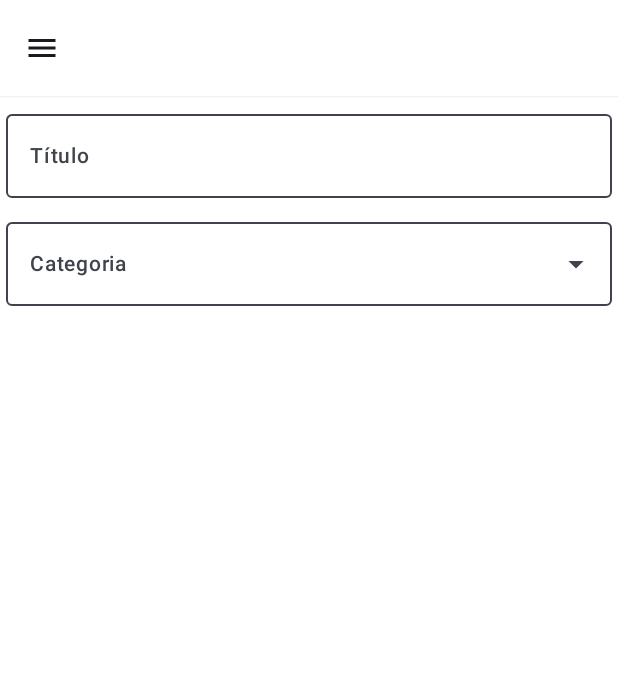
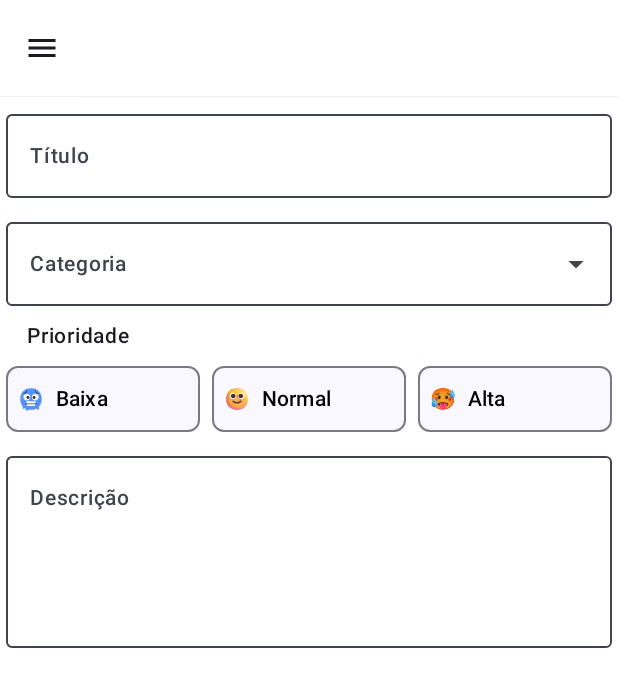
Before and after one commit to JoseLeandroNascimento/pomodo-task, an Android app built with Jetpack Compose: the screen it shows after launch (MainActivity), on a phone screen of 412 x 824 dp. Shown: the top 687 px of the screen. Run offline under Robolectric (Android 15) with nearby library versions, the phone set to English and light mode, and no system bars.

Commit message:
feat: select de priotidade

```diff
--- a/app/src/main/java/com/example/pomodo_task/Routes.kt
+++ b/app/src/main/java/com/example/pomodo_task/Routes.kt
@@ -13,7 +13,7 @@ fun Router(modifier: Modifier = Modifier,navController: NavHostController) {
 
     NavHost(modifier = modifier,navController = navController, startDestination = Screen.CREATE_TASK.route){
         composable(Screen.MY_TASKS.route) {
-            MyTasks()
+            MyTasks(navController = navController)
         }
         composable(Screen.CREATE_TASK.route) {
             CreateTask()
--- a/app/src/main/java/com/example/pomodo_task/components/InputText.kt
+++ b/app/src/main/java/com/example/pomodo_task/components/InputText.kt
@@ -23,6 +23,8 @@ fun InputText(
     value: String,
     onValueChange: (String) -> Unit,
     label: String,
+    minLines: Int = 1,
+    maxLines: Int = 1
 ) {
 
     OutlinedTextField(
@@ -42,6 +44,8 @@ fun InputText(
         ),
         keyboardOptions = KeyboardOptions(keyboardType = KeyboardType.Text),
         value = value,
+        minLines = minLines,
+        maxLines = maxLines,
         onValueChange = { onValueChange(it) }
     )
 }
--- /dev/null
+++ b/app/src/main/java/com/example/pomodo_task/components/PrioritySelect.kt
@@ -0,0 +1,103 @@
+package com.example.pomodo_task.components
+
+import androidx.compose.foundation.Image
+import androidx.compose.foundation.isSystemInDarkTheme
+import androidx.compose.foundation.layout.Arrangement
+import androidx.compose.foundation.layout.Row
+import androidx.compose.foundation.layout.height
+import androidx.compose.material3.AssistChip
+import androidx.compose.material3.AssistChipDefaults
+import androidx.compose.material3.MaterialTheme
+import androidx.compose.material3.Text
+import androidx.compose.runtime.Composable
+import androidx.compose.ui.Alignment
+import androidx.compose.ui.Modifier
+import androidx.compose.ui.graphics.Color
+import androidx.compose.ui.res.painterResource
+import androidx.compose.ui.tooling.preview.Preview
+import androidx.compose.ui.unit.dp
+import com.example.pomodo_task.R
+import com.example.pomodo_task.ui.theme.Green300
+
+
+data class PriorityOption(
+    val label: String,
+    val icon: @Composable() (() -> Unit)? = null,
+    val value: String
+)
+
+val optionsExemple = listOf(
+
+    PriorityOption(
+        label = "Baixa",
+        icon = {
+            Image(
+                painter = painterResource(id = R.drawable.emoji_flat_cold_face),
+                contentDescription = null
+            )
+        },
+        value = "BAIXA"
+    ),
+    PriorityOption(
+        label = "Normal",
+        icon = {
+            Image(
+                painter = painterResource(id = R.drawable.emoji_slightly_smiling_face),
+                contentDescription = null
+            )
+        },
+        value = "NORMAL"
+    ),
+    PriorityOption(
+        label = "Alta",
+        icon = {
+            Image(
+                painter = painterResource(id = R.drawable.emoji_noto_hot_face),
+                contentDescription = null
+            )
+        },
+        value = "ALTA"
+    )
+)
+
+@Composable
+fun PrioritySelect(
+    modifier: Modifier = Modifier,
+    value: PriorityOption? = null,
+    onValueChange: (PriorityOption) -> Unit,
+    options: List<PriorityOption>
+) {
+
+    Row(
+        modifier = modifier,
+        verticalAlignment = Alignment.CenterVertically,
+        horizontalArrangement = Arrangement.spacedBy(8.dp)
+    ) {
+        repeat(options.size) {
+            AssistChip(
+                modifier = Modifier
+                    .weight(1f)
+                    .height(44.dp),
+                onClick = {
+                    onValueChange(options[it])
+                },
+                label = {
+                    Text(
+                        text = options[it].label,
+                        color = if (isSystemInDarkTheme() || options[it].value == value?.value) Color.White else Color.Black
+                    )
+                },
+                colors = AssistChipDefaults.assistChipColors(
+                    containerColor = if (options[it].value == value?.value) Green300 else MaterialTheme.colorScheme.surface
+                ),
+                leadingIcon = { options[it].icon?.invoke() }
+            )
+        }
+    }
+}
+
+@Preview
+@Composable
+private fun PrioritySelectPreview() {
+    PrioritySelect(options = optionsExemple, value = null, onValueChange = {})
+}
--- a/app/src/main/java/com/example/pomodo_task/components/Select.kt
+++ b/app/src/main/java/com/example/pomodo_task/components/Select.kt
@@ -1,6 +1,7 @@
 import androidx.compose.foundation.background
 import androidx.compose.foundation.isSystemInDarkTheme
 import androidx.compose.foundation.layout.fillMaxWidth
+import androidx.compose.foundation.layout.heightIn
 import androidx.compose.foundation.rememberScrollState
 import androidx.compose.foundation.text.KeyboardOptions
 import androidx.compose.material3.DropdownMenu
@@ -9,7 +10,6 @@ import androidx.compose.material3.ExperimentalMaterial3Api
 import androidx.compose.material3.ExposedDropdownMenuBox
 import androidx.compose.material3.ExposedDropdownMenuDefaults
 import androidx.compose.material3.MaterialTheme
-import androidx.compose.material3.MenuDefaults
 import androidx.compose.material3.OutlinedTextField
 import androidx.compose.material3.Text
 import androidx.compose.material3.TextFieldDefaults
@@ -23,6 +23,7 @@ import androidx.compose.ui.graphics.Color
 import androidx.compose.ui.text.font.FontWeight
 import androidx.compose.ui.text.input.KeyboardType
 import androidx.compose.ui.tooling.preview.Preview
+import androidx.compose.ui.unit.dp
 import androidx.compose.ui.unit.sp
 import androidx.compose.ui.window.PopupProperties
 import com.example.pomodo_task.ui.theme.Green300
@@ -36,13 +37,12 @@ data class Option(
 @Composable
 fun Select(
     modifier: Modifier = Modifier,
-    value: String,
-    onValueChange: (Any) -> Unit,
+    value: Option? = null,
+    onValueChange: (Option) -> Unit,
     label: String,
     options: List<Option>
 ) {
     var expanded by remember { mutableStateOf(false) }
-    var selected by remember { mutableStateOf<Option?>(null) }
 
     ExposedDropdownMenuBox(
         expanded = expanded,
@@ -54,7 +54,7 @@ fun Select(
                 .fillMaxWidth()
                 .menuAnchor(),
             readOnly = true,
-            value = if (selected != null) selected!!.label else "",
+            value = value?.label ?: "",
             onValueChange = {},
             label = {
                 Text(
@@ -77,6 +77,7 @@ fun Select(
 
         DropdownMenu(
             modifier = Modifier
+                .heightIn(max = 220.dp)
                 .exposedDropdownSize()
                 .background(if (isSystemInDarkTheme()) MaterialTheme.colorScheme.surface else Color.White),
             expanded = expanded,
@@ -92,8 +93,7 @@ fun Select(
                 DropdownMenuItem(
                     text = { Text(selectionOption.label) },
                     onClick = {
-                        selected = selectionOption
-                        onValueChange(selectionOption.value)
+                        onValueChange(selectionOption)
                         expanded = false
                     },
                     modifier = Modifier
@@ -106,13 +106,14 @@ fun Select(
 }
 
 
+
 @Preview(showBackground = true)
 @Composable
 private fun SelectPreview() {
     Select(
         modifier = Modifier.fillMaxWidth(),
         label = "Categoria",
-        value = "Categoria A",
+        value = null,
         onValueChange = {},
         options = listOf()
     )
--- a/app/src/main/java/com/example/pomodo_task/screen/CreateTask.kt
+++ b/app/src/main/java/com/example/pomodo_task/screen/CreateTask.kt
@@ -9,22 +9,32 @@ import androidx.compose.foundation.layout.Column
 import androidx.compose.foundation.layout.fillMaxSize
 import androidx.compose.foundation.layout.fillMaxWidth
 import androidx.compose.foundation.layout.padding
+import androidx.compose.material3.Text
 import androidx.compose.runtime.Composable
 import androidx.compose.runtime.getValue
 import androidx.compose.runtime.mutableStateOf
 import androidx.compose.runtime.remember
+import androidx.compose.runtime.setValue
 import androidx.compose.ui.Alignment
 import androidx.compose.ui.Modifier
 import androidx.compose.ui.platform.LocalFocusManager
+import androidx.compose.ui.text.font.FontWeight
 import androidx.compose.ui.tooling.preview.Preview
 import androidx.compose.ui.unit.dp
+import androidx.compose.ui.unit.sp
 import com.example.pomodo_task.components.InputText
+import com.example.pomodo_task.components.PriorityOption
+import com.example.pomodo_task.components.PrioritySelect
+import com.example.pomodo_task.components.optionsExemple
 
 
 @Composable
 fun CreateTask(modifier: Modifier = Modifier) {
 
-    val titulo by remember { mutableStateOf<String>("") }
+    var title by remember { mutableStateOf("") }
+    var category by remember { mutableStateOf<Option?>(null) }
+    var priority by remember { mutableStateOf<PriorityOption?>(null) }
+
     val focusManager = LocalFocusManager.current
 
     val categoriesOptions = listOf(
@@ -43,6 +53,42 @@ fun CreateTask(modifier: Modifier = Modifier) {
         Option(
             label = "categoria D",
             value = "D"
+        ),
+        Option(
+            label = "categoria E",
+            value = "E"
+        ),
+        Option(
+            label = "categoria E",
+            value = "E"
+        ),
+        Option(
+            label = "categoria E",
+            value = "E"
+        ),
+        Option(
+            label = "categoria E",
+            value = "E"
+        ),
+        Option(
+            label = "categoria E",
+            value = "E"
+        ),
+        Option(
+            label = "categoria E",
+            value = "E"
+        ),
+        Option(
+            label = "categoria E",
+            value = "E"
+        ),
+        Option(
+            label = "categoria E",
+            value = "E"
+        ),
+        Option(
+            label = "categoria E",
+            value = "E"
         ),
         Option(
             label = "categoria E",
@@ -67,17 +113,44 @@ fun CreateTask(modifier: Modifier = Modifier) {
 
         InputText(
             label = "Título",
-            onValueChange = {},
-            value = titulo,
+            onValueChange = { title = it },
+            value = title,
             modifier = Modifier
                 .fillMaxWidth(),
         )
 
         Select(
             label = "Categoria",
-            onValueChange = {},
-            value = titulo,
+            onValueChange = {
+                category = it
+            },
+            value = category,
             options = categoriesOptions,
+            modifier = Modifier
+                .fillMaxWidth(),
+        )
+
+        Column {
+            Text(
+                modifier = Modifier.padding(start = 14.dp, bottom = 8.dp),
+                text = "Prioridade",
+                fontWeight = FontWeight.Medium,
+                fontSize = 14.sp
+            )
+            PrioritySelect(
+                modifier.fillMaxWidth(),
+                options = optionsExemple,
+                value = priority,
+                onValueChange = { priority = it }
+            )
+        }
+
+        InputText(
+            label = "Descrição",
+            onValueChange = { title = it },
+            value = title,
+            minLines = 4,
+            maxLines = 4,
             modifier = Modifier
                 .fillMaxWidth(),
         )
--- a/app/src/main/java/com/example/pomodo_task/screen/MyTasks.kt
+++ b/app/src/main/java/com/example/pomodo_task/screen/MyTasks.kt
@@ -1,7 +1,6 @@
 package com.example.pomodo_task.screen
 
 import androidx.compose.foundation.Image
-import androidx.compose.foundation.background
 import androidx.compose.foundation.isSystemInDarkTheme
 import androidx.compose.foundation.layout.Arrangement
 import androidx.compose.foundation.layout.Box
@@ -10,7 +9,6 @@ import androidx.compose.foundation.layout.Row
 import androidx.compose.foundation.layout.fillMaxSize
 import androidx.compose.foundation.layout.fillMaxWidth
 import androidx.compose.foundation.layout.padding
-import androidx.compose.foundation.layout.size
 import androidx.compose.foundation.lazy.LazyColumn
 import androidx.compose.foundation.lazy.LazyRow
 import androidx.compose.foundation.shape.CircleShape
@@ -34,13 +32,18 @@ import androidx.compose.ui.text.font.FontWeight
 import androidx.compose.ui.tooling.preview.Preview
 import androidx.compose.ui.unit.dp
 import androidx.compose.ui.unit.sp
+import androidx.navigation.NavHostController
 import com.example.pomodo_task.R
+import com.example.pomodo_task.Screen
 import com.example.pomodo_task.components.TaskCard
 import com.example.pomodo_task.ui.theme.Gray200
 import com.example.pomodo_task.ui.theme.Green300
 
 @Composable
-fun MyTasks(modifier: Modifier = Modifier) {
+fun MyTasks(
+    modifier: Modifier = Modifier,
+    navController: NavHostController? = null
+) {
 
 
     val categories by remember {
@@ -64,14 +67,14 @@ fun MyTasks(modifier: Modifier = Modifier) {
             contentPadding = PaddingValues(vertical = 8.dp, horizontal = 4.dp),
             verticalArrangement = Arrangement.spacedBy(8.dp),
 
-        ) {
+            ) {
             item {
                 CategoryFilter(modifier = Modifier, categories = categories)
             }
             item {
-                TaskHeader( )
+                TaskHeader()
             }
-            items(count = 10, key = { it}) {
+            items(count = 10, key = { it }) {
                 TaskCard()
             }
         }
@@ -79,11 +82,14 @@ fun MyTasks(modifier: Modifier = Modifier) {
         FloatingActionButton(
             modifier = Modifier
                 .align(alignment = Alignment.BottomEnd)
-                .padding(bottom = 44.dp, end = 28.dp)
-            ,
+                .padding(bottom = 44.dp, end = 28.dp),
             containerColor = Green300,
             shape = CircleShape,
-            onClick = {}
+            onClick = {
+                navController?.let {
+                    navController.navigate(Screen.CREATE_TASK.route)
+                }
+            }
         ) {
             Icon(imageVector = Icons.Default.Add, contentDescription = null, tint = Color.White)
         }
@@ -127,7 +133,7 @@ fun CategoryFilter(modifier: Modifier = Modifier, categories: List<String>) {
             .fillMaxWidth(),
         verticalAlignment = Alignment.CenterVertically,
         horizontalArrangement = Arrangement.spacedBy(8.dp),
-        contentPadding = PaddingValues(horizontal =  4.dp)
+        contentPadding = PaddingValues(horizontal = 4.dp)
     ) {
         items(count = categories.size) {
             FilterChip(
--- a/app/src/main/java/com/example/pomodo_task/ui/theme/Color.kt
+++ b/app/src/main/java/com/example/pomodo_task/ui/theme/Color.kt
@@ -11,6 +11,7 @@ val PurpleGrey40 = Color(0xFF625b71)
 val Pink40 = Color(0xFF7D5260)
 
 val Green300 = Color(0xFF316C27)
+val Green600 = Color(0xFF0F3F0A)
 
 val Gray200 = Color(0xFFDFDFDF)
 val Gray300 = Color(0xFF555555)
```
